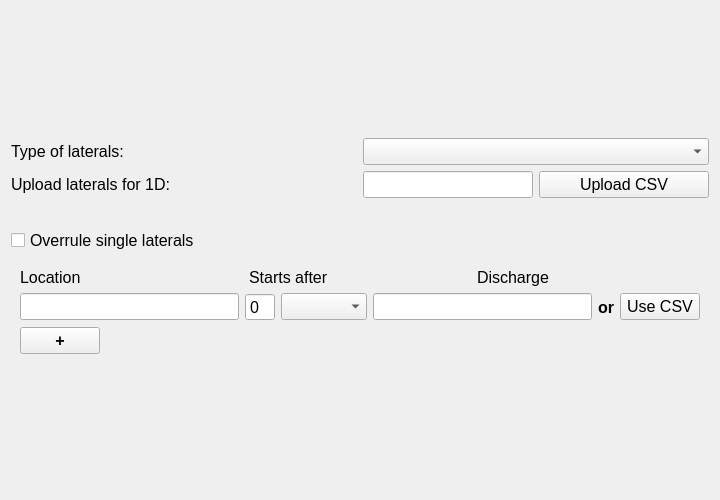
The window that threedi_api_qgis_client/ui/laterals_page.ui (nens/threedi-api-qgis-client) describes before a commit, drawn with Qt 5.
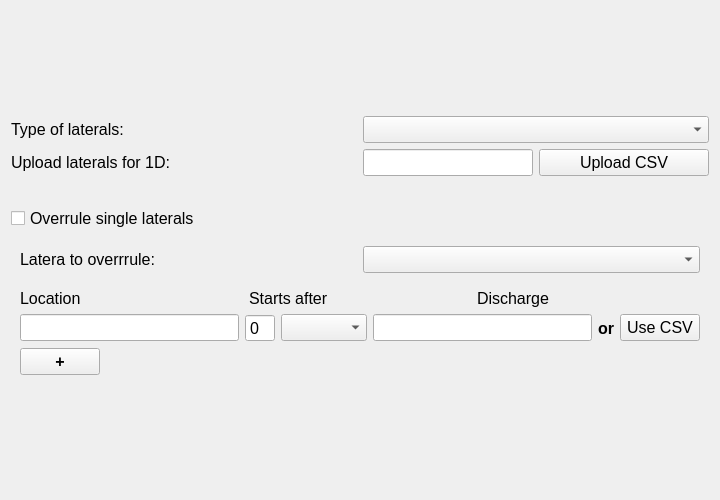
The same window after the commit.

Patch:
```diff
--- a/threedi_api_qgis_client/ui/laterals_page.ui
+++ b/threedi_api_qgis_client/ui/laterals_page.ui
@@ -59,6 +59,23 @@
       </size>
      </property>
      <layout class="QVBoxLayout" name="verticalLayout">
+      <item>
+       <layout class="QHBoxLayout" name="horizontalLayout_8">
+        <property name="bottomMargin">
+         <number>10</number>
+        </property>
+        <item>
+         <widget class="QLabel" name="label">
+          <property name="text">
+           <string>Latera to overrrule:</string>
+          </property>
+         </widget>
+        </item>
+        <item>
+         <widget class="QComboBox" name="comboBox_2"/>
+        </item>
+       </layout>
+      </item>
       <item>
        <layout class="QHBoxLayout" name="horizontalLayout_4">
         <property name="bottomMargin">
```
